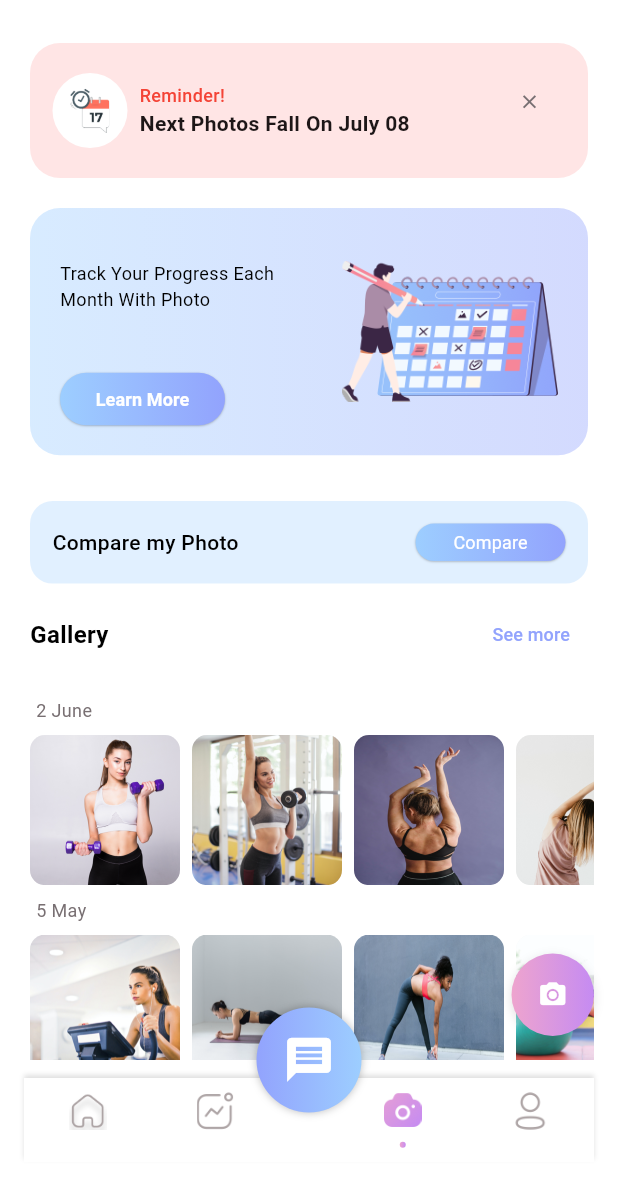
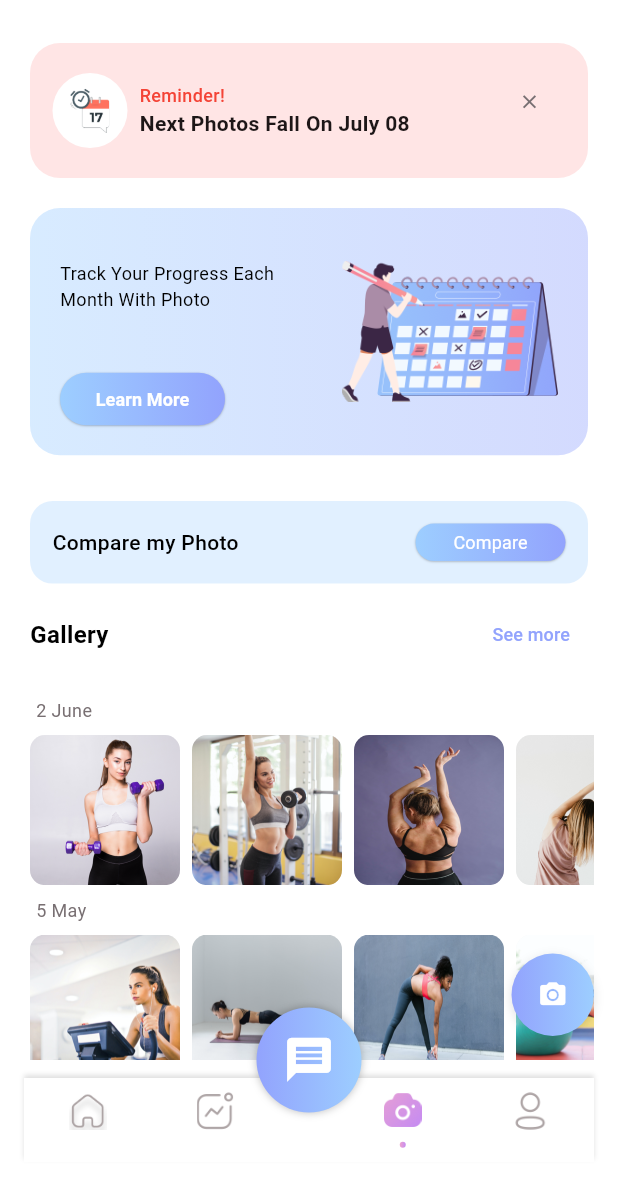
Before and after one commit to Vuonggba1403/smart_fitness_assistant, a Flutter app: the screen it shows after launch, item 3 of the bottom bar chosen, on a phone screen of 412 x 824 dp, the part 56-1236 px from its top. Run offline on Flutter 3.47's test engine with Material 3 defaults, Android fonts, the phone set to English and light mode, and no system bars; our stand-ins replace animated_toggle_switch, bloc, carousel_slider, delightful_toast, fl_chart, flutter_bloc and 4 more; missing offline and left inert: dotted_dashed_line, simple_animation_progress_bar; key blocks and very long unbroken strings in the code were emptied for the run.

Commit message:
fix darkmode progress photo done

```diff
--- a/lib/core/theme/ui/app_theme.dart
+++ b/lib/core/theme/ui/app_theme.dart
@@ -7,12 +7,11 @@ class AppTheme {
     brightness: Brightness.light,
     scaffoldBackgroundColor: Colors.white,
     appBarTheme: const AppBarTheme(
-      backgroundColor: Colors.white, // Nền AppBar trắng
-      foregroundColor: Colors.black, // Màu icon & chữ trong AppBar
+      backgroundColor: Colors.white,
+      foregroundColor: Colors.black,
       elevation: 0, // Bỏ đổ bóng
     ),
 
-    // 🎨 ColorScheme: chứa các màu chính và phụ của ứng dụng
     colorScheme: ColorScheme.light(
       primary: TColor.primaryColor1, // Màu chủ đạo (nút, accent,...)
       secondary: TColor.secondaryColor1, // Màu phụ
@@ -41,4 +40,11 @@ class AppTheme {
     // 🧱 Card - Màu tối phù hợp dark mode
     cardColor: const Color(0xFF1A1A1A), // ✅ Thay thành màu tối gần đen
   );
+  // 🎨 ---------------- GRADIENT HELPER ----------------
+  static List<Color> gradientColors(BuildContext context) {
+    final isDark = Theme.of(context).brightness == Brightness.dark;
+    return isDark
+        ? [TColor.secondaryColor1, TColor.secondaryColor2]
+        : [TColor.primaryColor1, TColor.primaryColor2];
+  }
 }
--- a/lib/views/auth/main_tab/ui/main_tab_view.dart
+++ b/lib/views/auth/main_tab/ui/main_tab_view.dart
@@ -1,6 +1,7 @@
 import 'package:flutter/material.dart';
 import 'package:flutter_bloc/flutter_bloc.dart';
 import 'package:smart_fitness_assistant/core/functions/colo_extension.dart';
+import 'package:smart_fitness_assistant/core/theme/ui/app_theme.dart';
 import 'package:smart_fitness_assistant/core/widgets/tab_button.dart';
 import 'package:smart_fitness_assistant/views/auth/main_tab/logic/cubit/main_tab_cubit.dart';
 import '../../../home/ui/home_view.dart';
@@ -49,9 +50,7 @@ class MainTabView extends StatelessWidget {
                 child: Container(
                   decoration: BoxDecoration(
                     gradient: LinearGradient(
-                      colors: isDark
-                          ? [TColor.secondaryColor1, TColor.secondaryColor2]
-                          : [TColor.primaryColor1, TColor.primaryColor2],
+                      colors: AppTheme.gradientColors(context),
                     ),
                     borderRadius: BorderRadius.circular(35),
                     boxShadow: const [
--- a/lib/views/photo_progress/ui/photo_progress_view.dart
+++ b/lib/views/photo_progress/ui/photo_progress_view.dart
@@ -2,7 +2,9 @@ import 'package:flutter/material.dart';
 import 'package:smart_fitness_assistant/core/functions/appbar_cus.dart';
 import 'package:smart_fitness_assistant/core/functions/colo_extension.dart';
 import 'package:smart_fitness_assistant/core/functions/naviga_to.dart';
+import 'package:smart_fitness_assistant/core/theme/ui/app_theme.dart';
 import 'package:smart_fitness_assistant/core/widgets/round_button.dart';
+import 'package:smart_fitness_assistant/views/sleep_tracker/sleep_add_alarm_view.dart';
 import 'widgets/comparison_view.dart';
 
 class PhotoProgressView extends StatefulWidget {
@@ -287,20 +289,13 @@ class _PhotoProgressViewState extends State<PhotoProgressView> {
       ),
       floatingActionButton: InkWell(
         onTap: () {
-          // Navigator.push(
-          //   context,
-          //   MaterialPageRoute(
-          //     builder: (context) => SleepAddAlarmView(
-          //       date: _selectedDateAppBBar,
-          //     ),
-          //   ),
-          // );
+          // navigateTo(context, SleepAddAlarmView(date: DateTime.now()));
         },
         child: Container(
           width: 55,
           height: 55,
           decoration: BoxDecoration(
-            gradient: LinearGradient(colors: TColor.secondaryG),
+            gradient: LinearGradient(colors: AppTheme.gradientColors(context)),
             borderRadius: BorderRadius.circular(27.5),
             boxShadow: const [
               BoxShadow(
--- a/lib/views/sleep_tracker/sleep_add_alarm_view.dart
+++ b/lib/views/sleep_tracker/sleep_add_alarm_view.dart
@@ -22,10 +22,13 @@ class _SleepAddAlarmViewState extends State<SleepAddAlarmView> {
   @override
   Widget build(BuildContext context) {
     var media = MediaQuery.of(context).size;
+    final theme = Theme.of(context);
+    final textColor = theme.textTheme.bodyMedium?.color;
+    final cardColor = theme.cardColor;
 
     return Scaffold(
       appBar: CustomAppBar(title: "Add Alarm"),
-      backgroundColor: TColor.white,
+      backgroundColor: theme.scaffoldBackgroundColor,
       body: Container(
         padding: const EdgeInsets.symmetric(vertical: 15, horizontal: 25),
         child: Column(
```
